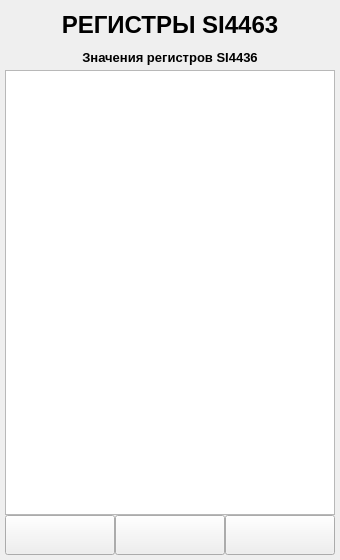
Old version of the form ANDROID_FORMS/si4463_registers_form.ui in the repository DavidSiegman/PLC_RF_Configurator.
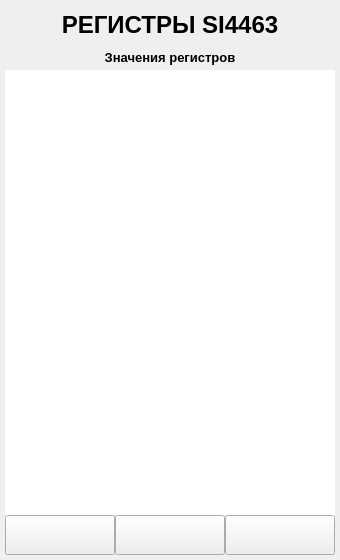
New version of the form. Icons and pictures are not drawn.

Commit message: 9.12.2018 16:27: si4463 registers form

What changed in the file:
```diff
--- a/ANDROID_FORMS/si4463_registers_form.ui
+++ b/ANDROID_FORMS/si4463_registers_form.ui
@@ -30,7 +30,7 @@
     <number>5</number>
    </property>
    <item>
-    <widget class="QLabel" name="label_2">
+    <widget class="QLabel" name="label_1">
      <property name="sizePolicy">
       <sizepolicy hsizetype="Expanding" vsizetype="Minimum">
        <horstretch>0</horstretch>
@@ -65,7 +65,7 @@
       <number>0</number>
      </property>
      <item>
-      <widget class="QLabel" name="label_25">
+      <widget class="QLabel" name="label_2">
        <property name="minimumSize">
         <size>
          <width>0</width>
@@ -80,7 +80,7 @@
         </font>
        </property>
        <property name="text">
-        <string>Значения регистров SI4436</string>
+        <string>Значения регистров</string>
        </property>
        <property name="alignment">
         <set>Qt::AlignCenter</set>
@@ -107,6 +107,9 @@
          <pointsize>7</pointsize>
         </font>
        </property>
+       <property name="styleSheet">
+        <string notr="true">border: none;</string>
+       </property>
        <property name="verticalScrollBarPolicy">
         <enum>Qt::ScrollBarAsNeeded</enum>
        </property>
```
The commit also changes 13 other files.
